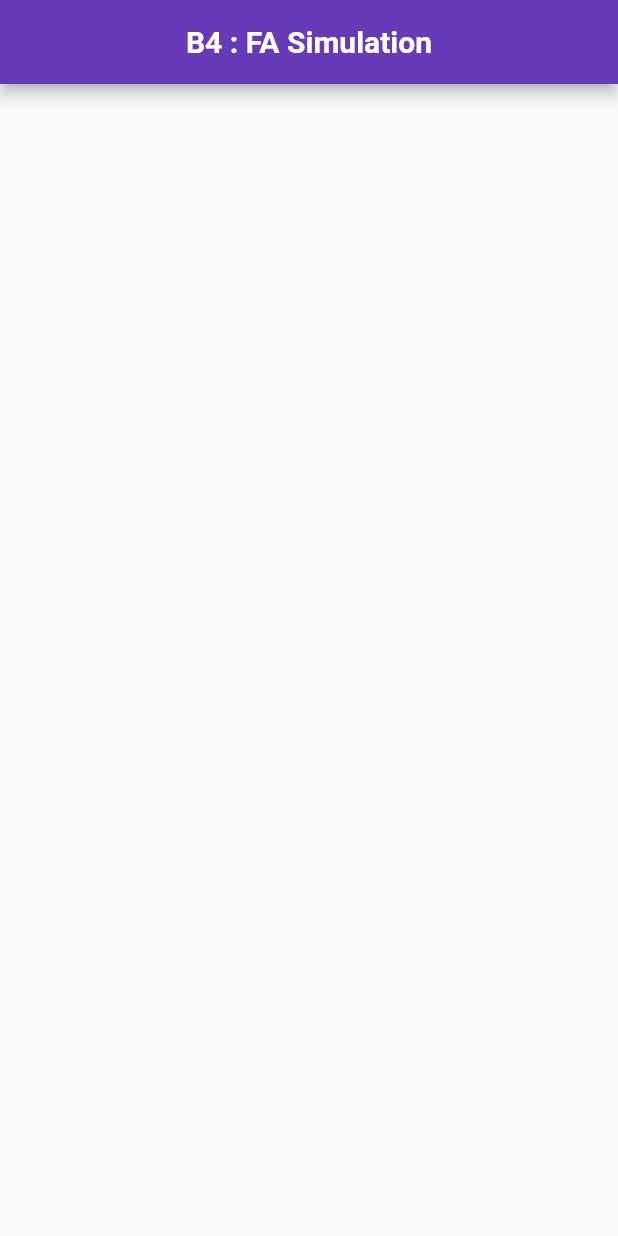
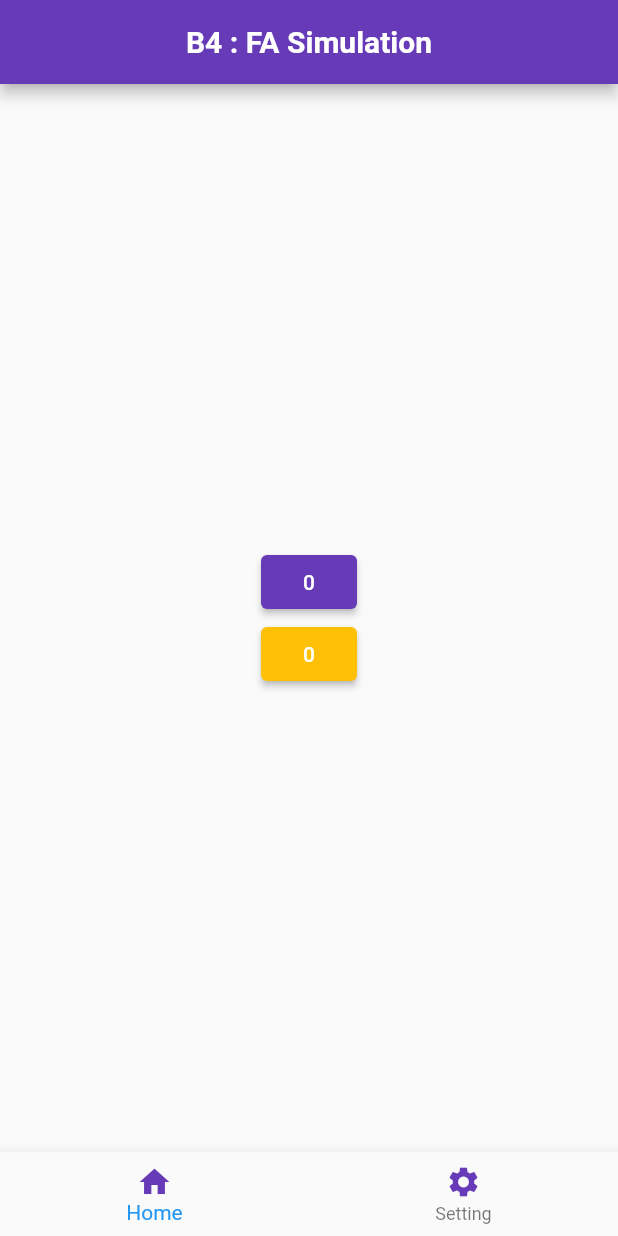
Before and after one commit to Sanmon17/B4Automata, a Flutter app: the screen it shows after launch, on a phone screen of 412 x 824 dp. Run offline on Flutter 3.47's test engine with Material 2 defaults, Android fonts, the phone set to English and light mode, and no system bars.

Commit message:
Learn layout and button

```diff
--- a/lib/main.dart
+++ b/lib/main.dart
@@ -4,12 +4,20 @@ void main() {
   runApp(const MyApp());
 }
 
-class MyApp extends StatelessWidget {
+class MyApp extends StatefulWidget {
   const MyApp({super.key});
+
+  @override
+  State<MyApp> createState() => _MyAppState();
+}
+
+class _MyAppState extends State<MyApp> {
+  int button1 = 0, bottomButton = 0;
 
   @override
   Widget build(BuildContext context) {
     return MaterialApp(
+      debugShowCheckedModeBanner: false,
       home: Scaffold(
         appBar: AppBar(
           backgroundColor: Colors.deepPurple,
@@ -21,6 +29,66 @@ class MyApp extends StatelessWidget {
             ),
           ),
         ),
+        body: Center(
+          child: SizedBox(
+            width: double.infinity,
+            height: double.infinity,
+            child: Column(
+              mainAxisAlignment: MainAxisAlignment.center,
+              crossAxisAlignment: CrossAxisAlignment.center,
+              children: [
+                ElevatedButton(
+                  style: ButtonStyle(
+                    backgroundColor: MaterialStateColor.resolveWith(
+                        (states) => Colors.deepPurple),
+                  ),
+                  onPressed: () {
+                    setState(() {
+                      ++button1;
+                    });
+                  },
+                  child: Text(button1.toString()),
+                ),
+                ElevatedButton(
+                  style: ButtonStyle(
+                    backgroundColor: MaterialStateColor.resolveWith(
+                        (states) => Colors.amber),
+                  ),
+                  onPressed: () {
+                    setState(() {
+                      ++button1;
+                    });
+                  },
+                  child: Text(button1.toString()),
+                ),
+              ],
+            ),
+          ),
+        ),
+        bottomNavigationBar: BottomNavigationBar(
+          items: const [
+            BottomNavigationBarItem(
+              label: 'Home',
+              icon: Icon(
+                Icons.home,
+                color: Colors.deepPurple,
+              ),
+            ),
+            BottomNavigationBarItem(
+              label: 'Setting',
+              icon: Icon(
+                Icons.settings,
+                color: Colors.deepPurple,
+              ),
+            ),
+          ],
+          currentIndex: bottomButton,
+          onTap: (value) {
+            setState(() {
+              bottomButton = value;
+            });
+          },
+        ),
       ),
     );
   }
```
